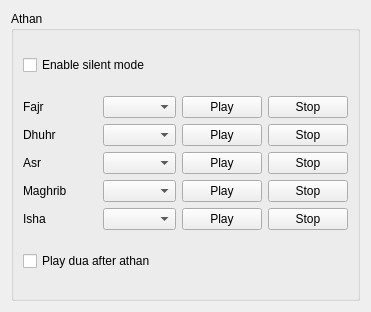
Before: the Qt Designer form alquds/gui/athaneditor.ui in ghannami/alQuds, drawn with Qt 5.
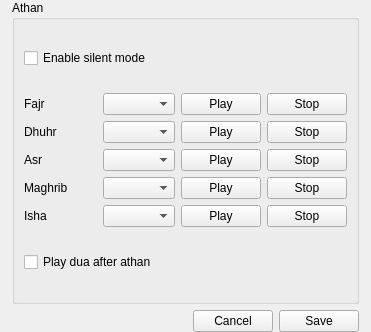
After: the same form once the commit is applied.

```diff
--- a/alquds/gui/athaneditor.ui
+++ b/alquds/gui/athaneditor.ui
@@ -7,13 +7,25 @@
     <x>0</x>
     <y>0</y>
     <width>371</width>
-    <height>312</height>
+    <height>332</height>
    </rect>
   </property>
   <property name="windowTitle">
    <string>Athan Settings</string>
   </property>
   <layout class="QVBoxLayout" name="verticalLayout">
+   <property name="leftMargin">
+    <number>12</number>
+   </property>
+   <property name="topMargin">
+    <number>0</number>
+   </property>
+   <property name="rightMargin">
+    <number>12</number>
+   </property>
+   <property name="bottomMargin">
+    <number>0</number>
+   </property>
    <item>
     <widget class="QGroupBox" name="groupBox">
      <property name="title">
@@ -184,6 +196,37 @@
      </layout>
     </widget>
    </item>
+   <item>
+    <layout class="QHBoxLayout" name="horizontalLayout_6">
+     <item>
+      <spacer name="horizontalSpacer">
+       <property name="orientation">
+        <enum>Qt::Horizontal</enum>
+       </property>
+       <property name="sizeHint" stdset="0">
+        <size>
+         <width>40</width>
+         <height>20</height>
+        </size>
+       </property>
+      </spacer>
+     </item>
+     <item>
+      <widget class="QPushButton" name="cancelButton">
+       <property name="text">
+        <string>Cancel</string>
+       </property>
+      </widget>
+     </item>
+     <item>
+      <widget class="QPushButton" name="saveButton">
+       <property name="text">
+        <string>Save</string>
+       </property>
+      </widget>
+     </item>
+    </layout>
+   </item>
   </layout>
  </widget>
  <resources/>
```
